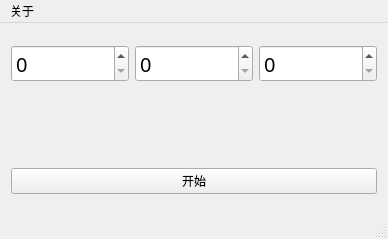
MQPearth/Tools, file TimerShutdown/TimerShutdown.ui: the form before one commit.
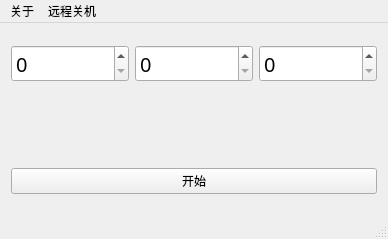
The form after the commit. Icons and pictures are not drawn.

Commit message: feat: 关机

Diff of the .ui file:
```diff
--- a/TimerShutdown/TimerShutdown.ui
+++ b/TimerShutdown/TimerShutdown.ui
@@ -98,7 +98,14 @@
     </property>
     <addaction name="actionBuild_By_thy"/>
    </widget>
+   <widget class="QMenu" name="menu_2">
+    <property name="title">
+     <string>远程关机</string>
+    </property>
+    <addaction name="lanAction"/>
+   </widget>
    <addaction name="menu"/>
+   <addaction name="menu_2"/>
   </widget>
   <widget class="QStatusBar" name="statusBar"/>
   <action name="actionBuild_By_thy">
```
Left out of the diff: 13 changed lines with no effect on the pictures. The commit also changes 7 other files.
